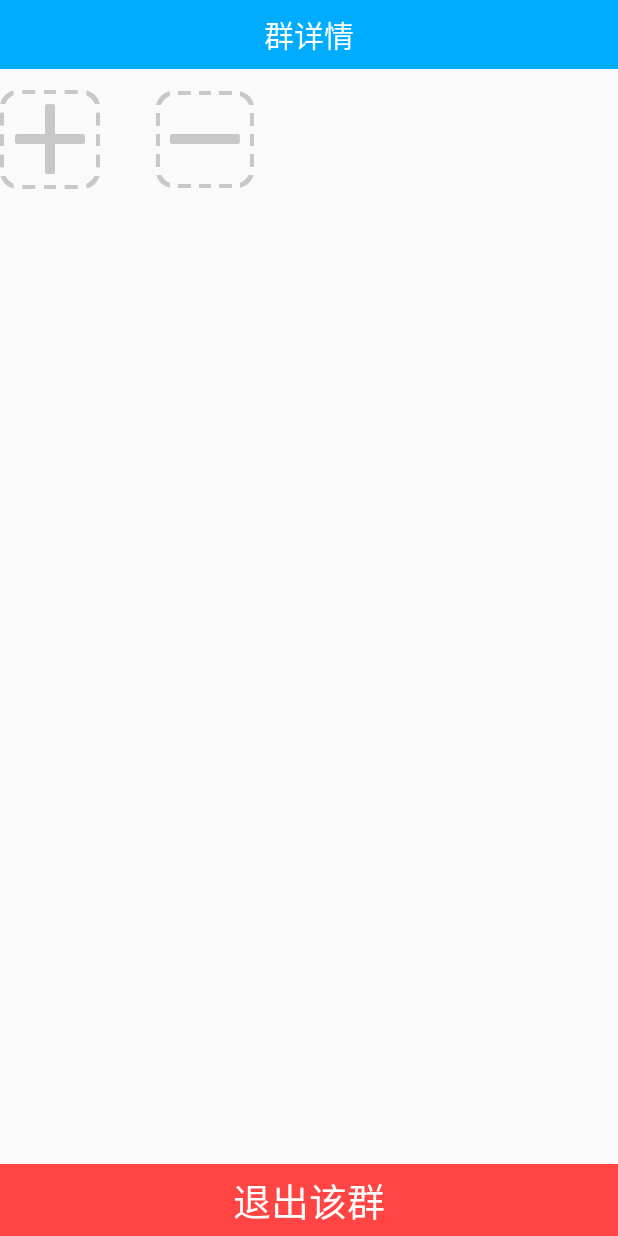
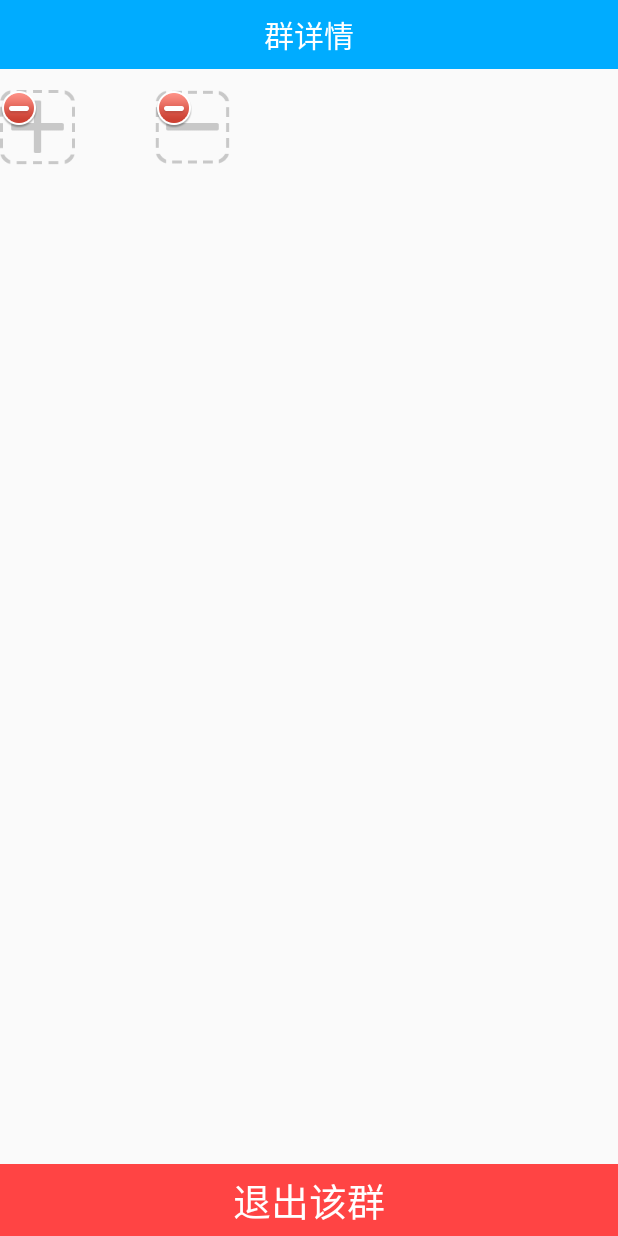
Before and after one commit to NewIdeaSoft/IMDemo, an Android app: the GroupDetailInfoActivity screen opened directly, with no data from a screen before it, on a phone screen of 412 x 824 dp. Run offline under Robolectric (Android 15) with nearby library versions, the phone set to English and light mode, and no system bars; 3 statements that could not run were skipped.

Commit message:
群组详情列表适配器

```diff
--- a/app/src/main/java/com/nisoft/imdemo/controller/activity/ChattingActivity.java
+++ b/app/src/main/java/com/nisoft/imdemo/controller/activity/ChattingActivity.java
@@ -2,7 +2,6 @@ package com.nisoft.imdemo.controller.activity;
 
 import android.content.Intent;
 import android.os.Bundle;
-import android.support.v4.app.Fragment;
 import android.support.v4.app.FragmentActivity;
 import android.support.v4.app.FragmentManager;
 import android.view.View;
--- a/app/src/main/java/com/nisoft/imdemo/controller/adapter/GroupMembersGridAdapter.java
+++ b/app/src/main/java/com/nisoft/imdemo/controller/adapter/GroupMembersGridAdapter.java
@@ -16,22 +16,25 @@ import java.util.List;
  * Created by Administrator on 2017/10/26.
  */
 
-public class GroupMembersGridAdapter extends BaseAdapter {
+public abstract class GroupMembersGridAdapter extends BaseAdapter {
     private Context mContext;
+    private boolean isCanModify;
+    private boolean isDeleteState;
     private List<String> mGroupMembers = new ArrayList<>();
 
-    public GroupMembersGridAdapter(Context context) {
+    public GroupMembersGridAdapter(Context context, boolean canModify) {
         mContext = context;
+        isCanModify = canModify;
     }
 
     @Override
     public int getCount() {
-        return mGroupMembers.size()+2;
+        return mGroupMembers.size() + 2;
     }
 
     @Override
     public Object getItem(int position) {
-        return position>=mGroupMembers.size()?null:mGroupMembers.get(position);
+        return position >= mGroupMembers.size() ? null : mGroupMembers.get(position);
     }
 
     @Override
@@ -40,26 +43,93 @@ public class GroupMembersGridAdapter extends BaseAdapter {
     }
 
     @Override
-    public View getView(int position, View convertView, ViewGroup parent) {
+    public View getView(final int position, View convertView, ViewGroup parent) {
         ViewHolder holder = null;
-        if(convertView == null) {
-            convertView = View.inflate(mContext, R.layout.item_members_grid,null);
+        if (convertView == null) {
+            convertView = View.inflate(mContext, R.layout.item_members_grid, null);
             holder = new ViewHolder();
             holder.mImageView = (ImageView) convertView.findViewById(R.id.iv_item_members_grid);
+            holder.mDeleteIcon = (ImageView) convertView.findViewById(R.id.iv_item_members_grid_delete);
             holder.mTextView = (TextView) convertView.findViewById(R.id.tv_item_members_grid);
             convertView.setTag(holder);
-        }else{
+        } else {
             holder = (ViewHolder) convertView.getTag();
         }
+        //处理界面显示的三种状态  可编辑非删除；可编辑删除；不可编辑
+        if(isCanModify) {
+            if(isDeleteState) {//可编辑删除
+                if(position<getCount()-2) {
 
-        if(position==getCount()-2) {
-            holder.mImageView.setImageResource(R.drawable.em_smiley_add_btn_nor);
-        }else if(position ==getCount()-1){
-            holder.mImageView.setImageResource(R.drawable.em_smiley_minus_btn_nor);
-        }else{
-            holder.mTextView.setText((String)getItem(position));
+                        holder.mDeleteIcon.setVisibility(View.VISIBLE);
+
+                }else{
+                    holder.mDeleteIcon.setVisibility(View.GONE);
+                    holder.mImageView.setVisibility(View.GONE);
+                    holder.mTextView.setVisibility(View.GONE);
+
+                }
+            }else {//可编辑非删除
+                if (position == getCount() - 2) {
+                    holder.mImageView.setImageResource(R.drawable.em_smiley_add_btn_nor);
+                    holder.mTextView.setVisibility(View.GONE);
+                } else if (position == getCount() - 1) {
+                    holder.mImageView.setImageResource(R.drawable.em_smiley_minus_btn_nor);
+                    holder.mTextView.setVisibility(View.GONE);
+                }else{
+                    holder.mTextView.setText((String) getItem(position));
+                }
+            }
+        }else{//不可编辑
+            if(position<getCount()-2) {
+                holder.mDeleteIcon.setVisibility(View.GONE);
+                holder.mTextView.setText(mGroupMembers.get(position));
+            }else{
+                holder.mDeleteIcon.setVisibility(View.GONE);
+                holder.mImageView.setVisibility(View.GONE);
+                holder.mTextView.setVisibility(View.GONE);
+            }
+        }
+        //点击事件监听
+        if(isCanModify) {
+            if(isDeleteState()) {
+                holder.mDeleteIcon.setOnClickListener(new View.OnClickListener() {
+                    @Override
+                    public void onClick(View v) {
+                        onDeleteIconClick(mGroupMembers.get(position));
+                    }
+                });
+            }else {
+                if(position==getCount()-1) {//减号
+                    holder.mImageView.setOnClickListener(new View.OnClickListener() {
+                        @Override
+                        public void onClick(View v) {
+                            onDeleteClick();
+                        }
+                    });
+
+                }else if(position==getCount()-2) {//加号
+                    onAddClick();
+                }
+            }
         }
         return convertView;
+    }
+
+    protected abstract void onDeleteIconClick(String hxid);
+
+    protected void onDeleteClick() {
+        setDeleteState(true);
+        notifyDataSetChanged();
+    }
+
+    protected abstract void onAddClick();
+
+    public boolean isDeleteState() {
+        return isDeleteState;
+    }
+
+    public void setDeleteState(boolean deleteState) {
+        isDeleteState = deleteState;
     }
 
     public void refresh(List<String> groupMembers) {
@@ -68,8 +138,12 @@ public class GroupMembersGridAdapter extends BaseAdapter {
         notifyDataSetChanged();
     }
 
-    class ViewHolder{
+    private class ViewHolder {
         ImageView mImageView;
+        ImageView mDeleteIcon;
         TextView mTextView;
     }
+    public interface OnClickListener{
+
+    }
 }
--- a/app/src/main/java/com/nisoft/imdemo/utils/Constant.java
+++ b/app/src/main/java/com/nisoft/imdemo/utils/Constant.java
@@ -9,4 +9,5 @@ public class Constant {
     public static final String INVITATION_CHANGED = "com.nisoft.imdemo.invitation_changed";
     public static final String GROUP_INVITE_CHANGED = "com.nisoft.imdemo.group_invite_changed";
     public static final String EXTRA_GROUP_ID = "com.nisoft.imdemo.extra_group_id";
+    public static final String EXTRA_EXIST_GROUP_MEMBERS = "com.nisoft.imdemo.EXTRA_EXIST_GROUP_MEMBERS";
 }
--- a/app/src/main/res/layout/item_members_grid.xml
+++ b/app/src/main/res/layout/item_members_grid.xml
@@ -1,13 +1,17 @@
 <?xml version="1.0" encoding="utf-8"?>
-<LinearLayout xmlns:android="http://schemas.android.com/apk/res/android"
-              android:layout_width="match_parent"
-              android:layout_height="match_parent"
+<RelativeLayout xmlns:android="http://schemas.android.com/apk/res/android"
+              android:layout_width="wrap_content"
+              android:layout_height="wrap_content">
+
+    <LinearLayout
+        android:layout_width="wrap_content"
+        android:layout_height="wrap_content"
         android:orientation="vertical">
 
         <ImageView
             android:id="@+id/iv_item_members_grid"
-        android:layout_width="wrap_content"
-        android:layout_height="wrap_content"
+            android:layout_width="50dp"
+            android:layout_height="50dp"
             android:src="@drawable/em_default_avatar"/>
 
         <TextView
@@ -16,3 +20,9 @@
             android:layout_height="wrap_content"
             android:textSize="16sp"/>
     </LinearLayout>
+    <ImageView
+        android:layout_width="wrap_content"
+        android:layout_height="wrap_content"
+        android:src="@drawable/ease_appitem_del_btn_normal"
+        android:id="@+id/iv_item_members_grid_delete"/>
+</RelativeLayout>
```
Also changed, not shown: app/src/main/java/com/nisoft/imdemo/controller/activity/GroupDetailInfoActivity.java (+90 -28 lines). Lines whose indentation alone changed are shown as unchanged.
